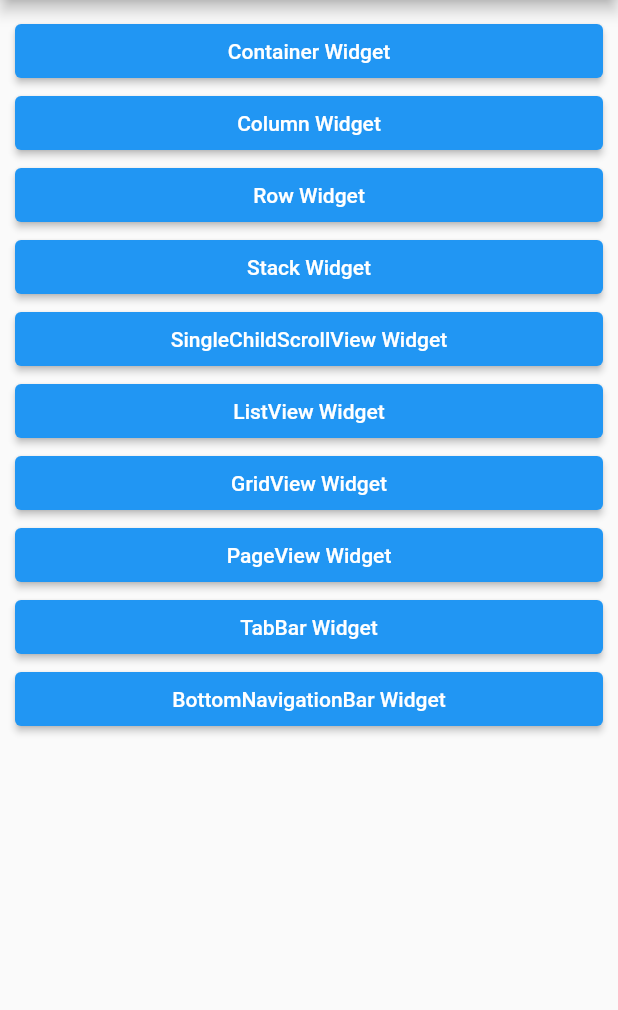
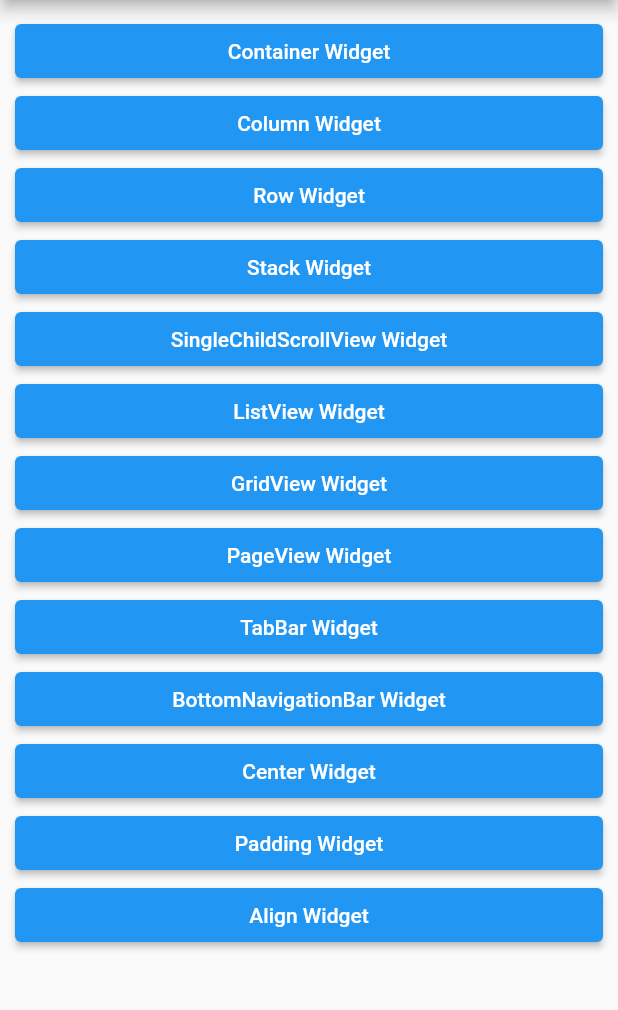
Before and after one commit to codewhite7777/flutter_study01, a Flutter app: the screen it shows after launch, on a phone screen of 412 x 824 dp, the part 84-1094 px from its top. Run offline on Flutter 3.47's test engine with Material 2 defaults, Android fonts, the phone set to English and light mode, and no system bars.

Commit message:
feat: Center, Padding, Align

```diff
--- a/basic_widgets/lib/main.dart
+++ b/basic_widgets/lib/main.dart
@@ -144,6 +144,27 @@ class MyApp extends StatelessWidget {
         '/bottomnavigationbar': (BuilcContext) => BottomNavigationScreen(
               appbarTitle: 'BottomNavigationBar',
             ),
+        '/center': (BuilcContext) => DefaultLayoutScreen(
+              appbarTitle: 'Center',
+              child: Center(
+                child: CustomContainer(),
+              ),
+            ),
+        '/padding': (BuilcContext) => DefaultLayoutScreen(
+              appbarTitle: 'Padding',
+              child: Padding(
+                padding: EdgeInsets.all(40.0),
+                child: CustomContainer(
+                    height: double.infinity, width: double.infinity),
+              ),
+            ),
+        '/align': (BuilcContext) => DefaultLayoutScreen(
+              appbarTitle: 'Align',
+              child: Align(
+                alignment: Alignment.bottomRight,
+                child: CustomContainer(),
+              ),
+            ),
       },
     );
   }
--- a/basic_widgets/lib/screens/main_screen.dart
+++ b/basic_widgets/lib/screens/main_screen.dart
@@ -72,6 +72,24 @@ class MainScreen extends StatelessWidget {
             },
             child: Text('BottomNavigationBar Widget'),
           ),
+          ElevatedButton(
+            onPressed: () {
+              Navigator.of(context).pushNamed('/center');
+            },
+            child: Text('Center Widget'),
+          ),
+          ElevatedButton(
+            onPressed: () {
+              Navigator.of(context).pushNamed('/padding');
+            },
+            child: Text('Padding Widget'),
+          ),
+          ElevatedButton(
+            onPressed: () {
+              Navigator.of(context).pushNamed('/align');
+            },
+            child: Text('Align Widget'),
+          ),
         ],
       ),
     );
```
